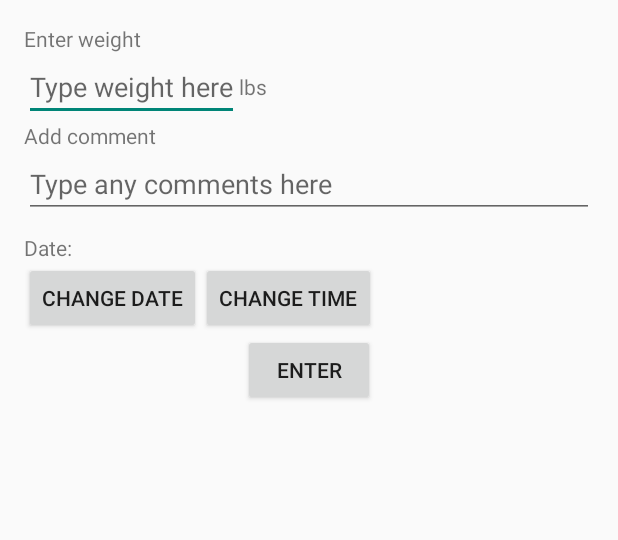
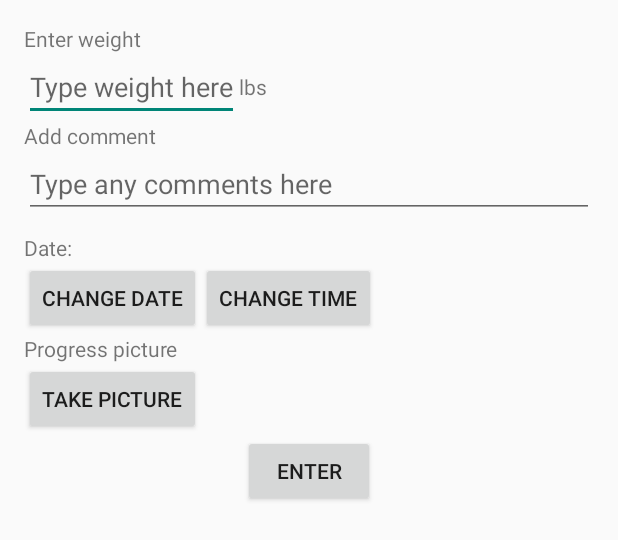
Before and after one commit to leiboldm/BulkTracker, an Android app: the layout activity_weight_entry.xml on its own in the app's theme, with its tools: preview values and no code run, on a phone screen of 412 x 824 dp. Shown: the top 540 px of the screen. Run offline under Robolectric (Android 15) with nearby library versions, the phone set to English and light mode, and no system bars.

Commit message:
Added UI for taking a progress picture

```diff
--- a/app/src/main/AndroidManifest.xml
+++ b/app/src/main/AndroidManifest.xml
@@ -4,6 +4,7 @@
 
     <uses-permission android:name="android.permission.VIBRATE" />
     <uses-permission android:name="android.permission.RECEIVE_BOOT_COMPLETED"/>
+    <uses-feature android:name="android.hardware.camera" android:required="false" />
 
     <application
         android:allowBackup="true"
--- a/app/src/main/res/layout/activity_weight_entry.xml
+++ b/app/src/main/res/layout/activity_weight_entry.xml
@@ -53,6 +53,28 @@
             android:onClick="showTimePickerDialog" />
     </LinearLayout>
 
+    <TextView android:text="@string/progress_picture"
+        android:layout_width="fill_parent"
+        android:layout_height="wrap_content"
+        android:id="@+id/progressPictureLabel"/>
+
+    <LinearLayout android:layout_height="wrap_content" android:layout_width="fill_parent"
+        android:orientation="horizontal">
+        <ImageView android:layout_width="wrap_content"
+            android:layout_height="wrap_content"
+            android:id="@+id/pictureHolder" />
+    </LinearLayout>
+
+    <LinearLayout android:layout_height="wrap_content" android:layout_width="fill_parent"
+        android:orientation="horizontal">
+        <Button
+            android:layout_width="wrap_content"
+            android:layout_height="wrap_content"
+            android:text="@string/take_picture"
+            android:id="@+id/takePictureButton"
+            android:onClick="takeProgressPicture"/>
+    </LinearLayout>
+
 
 
     <Button android:text="@string/enter" android:layout_width="wrap_content"
--- a/app/src/main/res/values/strings.xml
+++ b/app/src/main/res/values/strings.xml
@@ -22,6 +22,9 @@
     <string name="date_selected">Date:</string>
     <string name="pick_date">Change date</string>
     <string name="pick_time">Change time</string>
+    <string name="progress_picture">Progress picture</string>
+    <string name="take_picture">Take picture</string>
+    <string name="take_new_picture">Take new picture</string>
 
     <string name="title_activity_weight_history">Weight history</string>
     <string name="delete">delete</string>
```
Also changed, not shown: app/src/main/java/com/mattleibold/bulktracker/WeightEntryActivity.java (+35 -0 lines).
